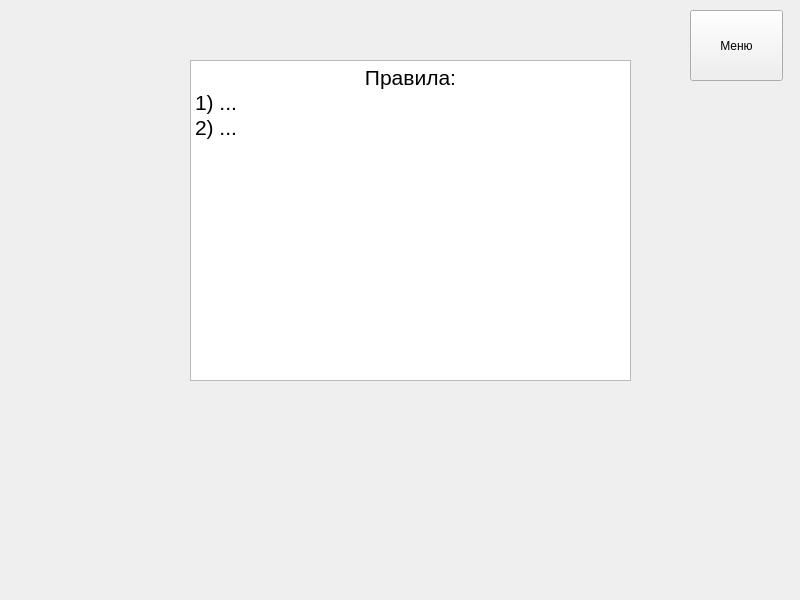
Before: the Qt Designer form Task5/Resources/ui/forms/rules.ui in SaVyrin/Languages-and-Programming-Systems, drawn with Qt 5.
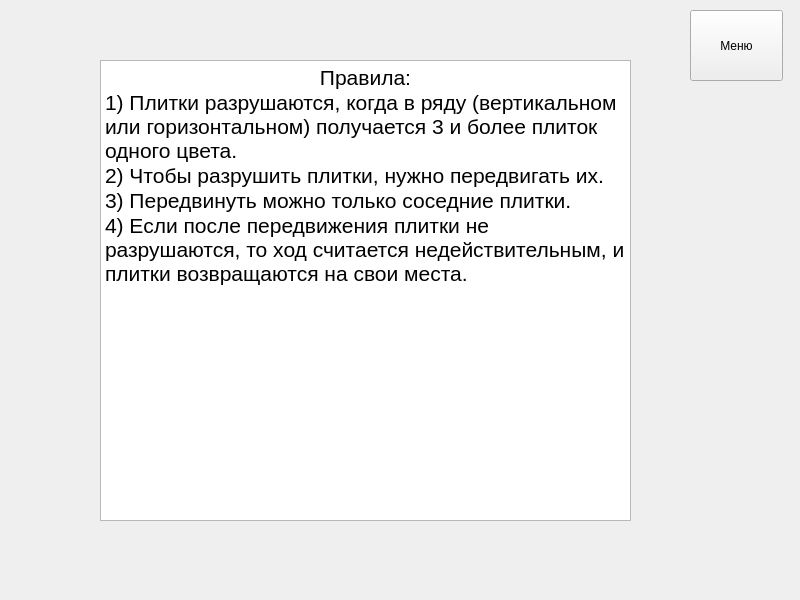
After: the same form once the commit is applied.

Diff of the .ui file:
```diff
--- a/Task5/Resources/ui/forms/rules.ui
+++ b/Task5/Resources/ui/forms/rules.ui
@@ -30,10 +30,10 @@
    <widget class="QTextEdit" name="textEdit">
     <property name="geometry">
      <rect>
-      <x>190</x>
+      <x>100</x>
       <y>60</y>
-      <width>441</width>
-      <height>321</height>
+      <width>531</width>
+      <height>461</height>
      </rect>
     </property>
     <property name="html">
@@ -42,8 +42,10 @@
 p, li { white-space: pre-wrap; }
 &lt;/style&gt;&lt;/head&gt;&lt;body style=&quot; font-family:'MS Shell Dlg 2'; font-size:7.8pt; font-weight:400; font-style:normal;&quot;&gt;
 &lt;p align=&quot;center&quot; style=&quot; margin-top:0px; margin-bottom:0px; margin-left:0px; margin-right:0px; -qt-block-indent:0; text-indent:0px;&quot;&gt;&lt;span style=&quot; font-size:16pt;&quot;&gt;Правила:&lt;/span&gt;&lt;/p&gt;
-&lt;p style=&quot; margin-top:0px; margin-bottom:0px; margin-left:0px; margin-right:0px; -qt-block-indent:0; text-indent:0px;&quot;&gt;&lt;span style=&quot; font-size:16pt;&quot;&gt;1) ...&lt;/span&gt;&lt;/p&gt;
-&lt;p style=&quot; margin-top:0px; margin-bottom:0px; margin-left:0px; margin-right:0px; -qt-block-indent:0; text-indent:0px;&quot;&gt;&lt;span style=&quot; font-size:16pt;&quot;&gt;2) ...&lt;/span&gt;&lt;/p&gt;&lt;/body&gt;&lt;/html&gt;</string>
+&lt;p style=&quot; margin-top:0px; margin-bottom:0px; margin-left:0px; margin-right:0px; -qt-block-indent:0; text-indent:0px;&quot;&gt;&lt;span style=&quot; font-size:16pt;&quot;&gt;1) Плитки разрушаются, когда в ряду (вертикальном или горизонтальном) получается 3 и более плиток одного цвета.&lt;/span&gt;&lt;/p&gt;
+&lt;p style=&quot; margin-top:0px; margin-bottom:0px; margin-left:0px; margin-right:0px; -qt-block-indent:0; text-indent:0px;&quot;&gt;&lt;span style=&quot; font-size:16pt;&quot;&gt;2) Чтобы разрушить плитки, нужно передвигать их.&lt;/span&gt;&lt;/p&gt;
+&lt;p style=&quot; margin-top:0px; margin-bottom:0px; margin-left:0px; margin-right:0px; -qt-block-indent:0; text-indent:0px;&quot;&gt;&lt;span style=&quot; font-size:16pt;&quot;&gt;3) Передвинуть можно только соседние плитки.&lt;/span&gt;&lt;/p&gt;
+&lt;p style=&quot; margin-top:0px; margin-bottom:0px; margin-left:0px; margin-right:0px; -qt-block-indent:0; text-indent:0px;&quot;&gt;&lt;span style=&quot; font-size:16pt;&quot;&gt;4) Если после передвижения плитки не разрушаются, то ход считается недействительным, и плитки возвращаются на свои места.&lt;/span&gt;&lt;/p&gt;&lt;/body&gt;&lt;/html&gt;</string>
     </property>
    </widget>
   </widget>
```
